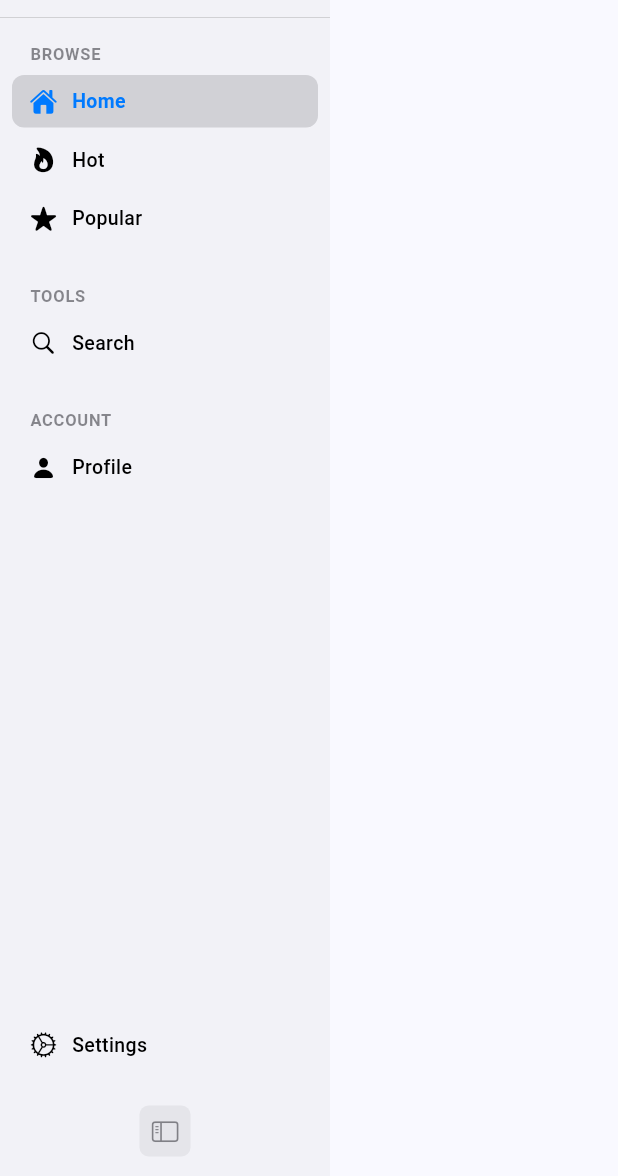
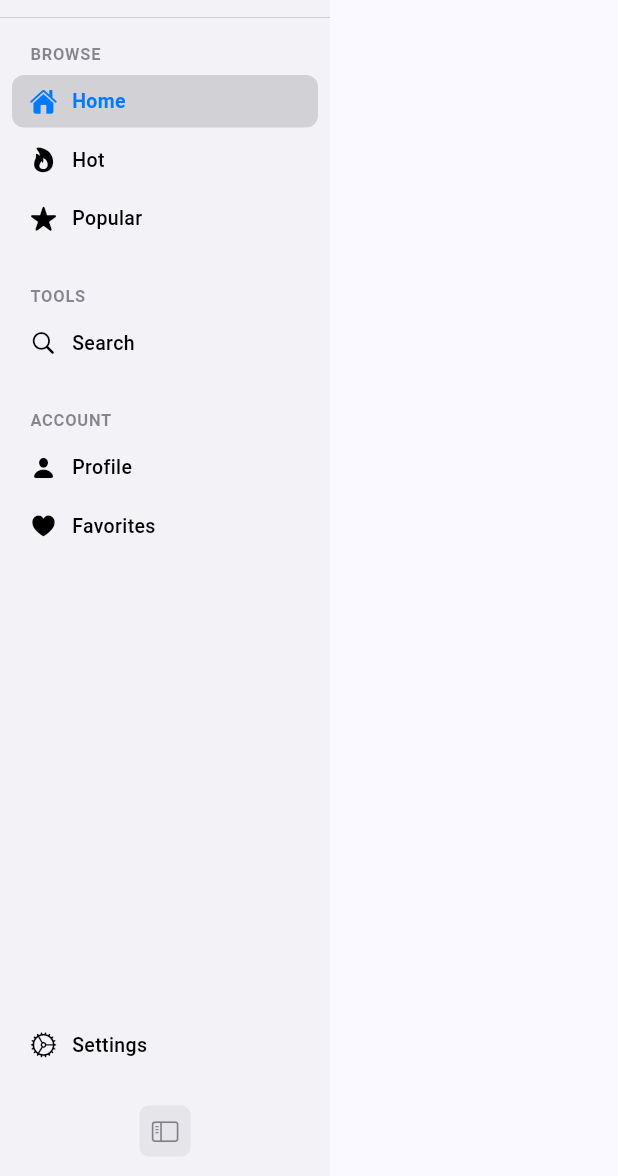
Before and after one commit to justacalico/klit, a Flutter app: the DesktopSidebar widget shown alone on an empty page, opened directly with empty values, on a phone screen of 412 x 824 dp, the part 60-1236 px from its top. Run offline on Flutter 3.47's test engine with Material 3 defaults, Android fonts, the light colour scheme and no system bars; our stand-ins replace cached_network_image, chewie, dio, flutter_secure_storage, photo_view, pull_to_refresh and 3 more; missing offline and left inert: media_kit, media_kit_video; accounts and stored records are empty; network calls fail.

Commit message:
Add Favorites item to DesktopSidebar for navigation

```diff
--- a/lib/presentation/desktop/widgets/desktop_sidebar.dart
+++ b/lib/presentation/desktop/widgets/desktop_sidebar.dart
@@ -89,6 +89,13 @@ class DesktopSidebar extends StatelessWidget {
                       isSelected: selectedIndex == 5,
                       isCollapsed: isCollapsed,
                       onTap: () => onItemSelected(5),
+                    ),
+                    _SidebarItem(
+                      icon: CupertinoIcons.heart_fill,
+                      label: 'Favorites',
+                      isSelected: selectedIndex == 6,
+                      isCollapsed: isCollapsed,
+                      onTap: () => onItemSelected(6),
                     ),
                   ],
                 ),
```
